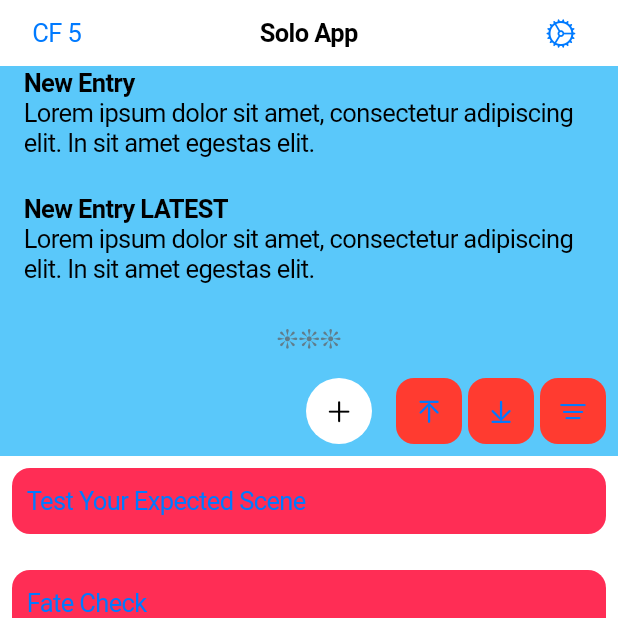
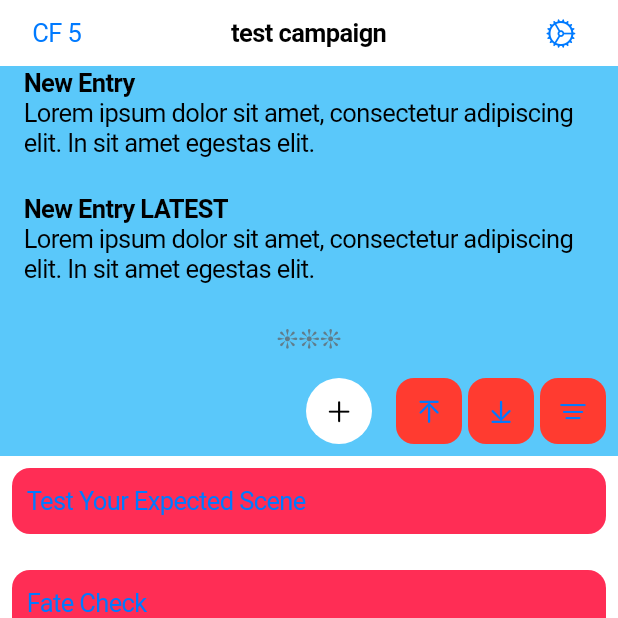
Before and after one commit to spacegiant/mini_solo, a Flutter app: the screen it shows after launch, on a phone screen of 412 x 824 dp, the top half of it. Run offline on Flutter 3.47's test engine with Material 3 defaults, Android fonts, the phone set to English and light mode, and no system bars.

Commit message:
Hook up current campaign setting

```diff
--- a/lib/my_homepage.dart
+++ b/lib/my_homepage.dart
@@ -74,7 +74,7 @@ class _MyHomePageIOSState extends State<MyHomePageIOS> {
       AppState appState, toggleSettings) {
     return CupertinoNavigationBar(
       leading: homePageChaosFactorButton(appState),
-      middle: const Text('Solo App'),
+      middle: Text(appState.currentCampaign),
       trailing: homePageSettingsButton(toggleSettings),
     );
   }
--- a/lib/widgets/app_state.dart
+++ b/lib/widgets/app_state.dart
@@ -15,7 +15,7 @@ enum PopupLabels {
 
 class AppState extends ChangeNotifier {
   // TODO: Make sure this is not set on first run
-  late String _currentCampaign;
+  late String _currentCampaign = 'test campaign';
   late int _chaosFactor = 5;
   late PopupLabels _popupLabel = PopupLabels.chaos;
   late bool _showPopup = false;
```
